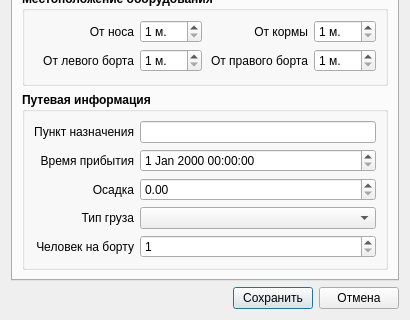
Qt form Emulator/sv_vesseleditor.ui (breton75/R-Card) before a commit; both pictures show x 0 to 410 and y 322 to 642 of the 410 by 642 pixel window.
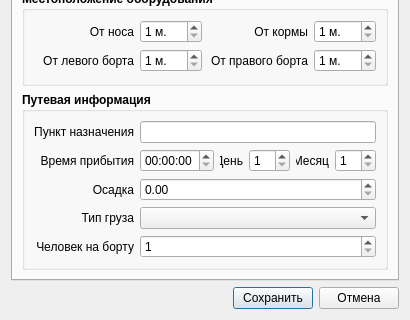
The same form after that commit.

Diff of the .ui file:
```diff
--- a/Emulator/sv_vesseleditor.ui
+++ b/Emulator/sv_vesseleditor.ui
@@ -803,7 +803,7 @@
              </widget>
             </item>
             <item>
-             <widget class="QDateTimeEdit" name="dateTimeEstimatedTimeOfArrival">
+             <widget class="QTimeEdit" name="timeETAutc">
               <property name="font">
                <font>
                 <weight>50</weight>
@@ -812,6 +812,106 @@
               </property>
              </widget>
             </item>
+            <item>
+             <widget class="QLabel" name="label">
+              <property name="sizePolicy">
+               <sizepolicy hsizetype="Fixed" vsizetype="Preferred">
+                <horstretch>0</horstretch>
+                <verstretch>0</verstretch>
+               </sizepolicy>
+              </property>
+              <property name="minimumSize">
+               <size>
+                <width>20</width>
+                <height>0</height>
+               </size>
+              </property>
+              <property name="maximumSize">
+               <size>
+                <width>40</width>
+                <height>16777215</height>
+               </size>
+              </property>
+              <property name="font">
+               <font>
+                <weight>50</weight>
+                <bold>false</bold>
+               </font>
+              </property>
+              <property name="text">
+               <string>День</string>
+              </property>
+              <property name="alignment">
+               <set>Qt::AlignRight|Qt::AlignTrailing|Qt::AlignVCenter</set>
+              </property>
+             </widget>
+            </item>
+            <item>
+             <widget class="QSpinBox" name="spinETAday">
+              <property name="font">
+               <font>
+                <weight>50</weight>
+                <bold>false</bold>
+               </font>
+              </property>
+              <property name="minimum">
+               <number>1</number>
+              </property>
+              <property name="maximum">
+               <number>31</number>
+              </property>
+             </widget>
+            </item>
+            <item>
+             <widget class="QLabel" name="label_4">
+              <property name="sizePolicy">
+               <sizepolicy hsizetype="Fixed" vsizetype="Preferred">
+                <horstretch>0</horstretch>
+                <verstretch>0</verstretch>
+               </sizepolicy>
+              </property>
+              <property name="minimumSize">
+               <size>
+                <width>20</width>
+                <height>0</height>
+               </size>
+              </property>
+              <property name="maximumSize">
+               <size>
+                <width>40</width>
+                <height>16777215</height>
+               </size>
+              </property>
+              <property name="font">
+               <font>
+                <weight>50</weight>
+                <bold>false</bold>
+               </font>
+              </property>
+              <property name="text">
+               <string>Месяц</string>
+              </property>
+              <property name="alignment">
+               <set>Qt::AlignRight|Qt::AlignTrailing|Qt::AlignVCenter</set>
+              </property>
+             </widget>
+            </item>
+            <item>
+             <widget class="QSpinBox" name="spinETAmonth">
+              <property name="font">
+               <font>
+                <weight>50</weight>
+                <bold>false</bold>
+               </font>
+              </property>
+              <property name="minimum">
+               <number>1</number>
+              </property>
+              <property name="maximum">
+               <number>12</number>
+              </property>
+             </widget>
+            </item>
            </layout>
           </item>
           <item>
```
